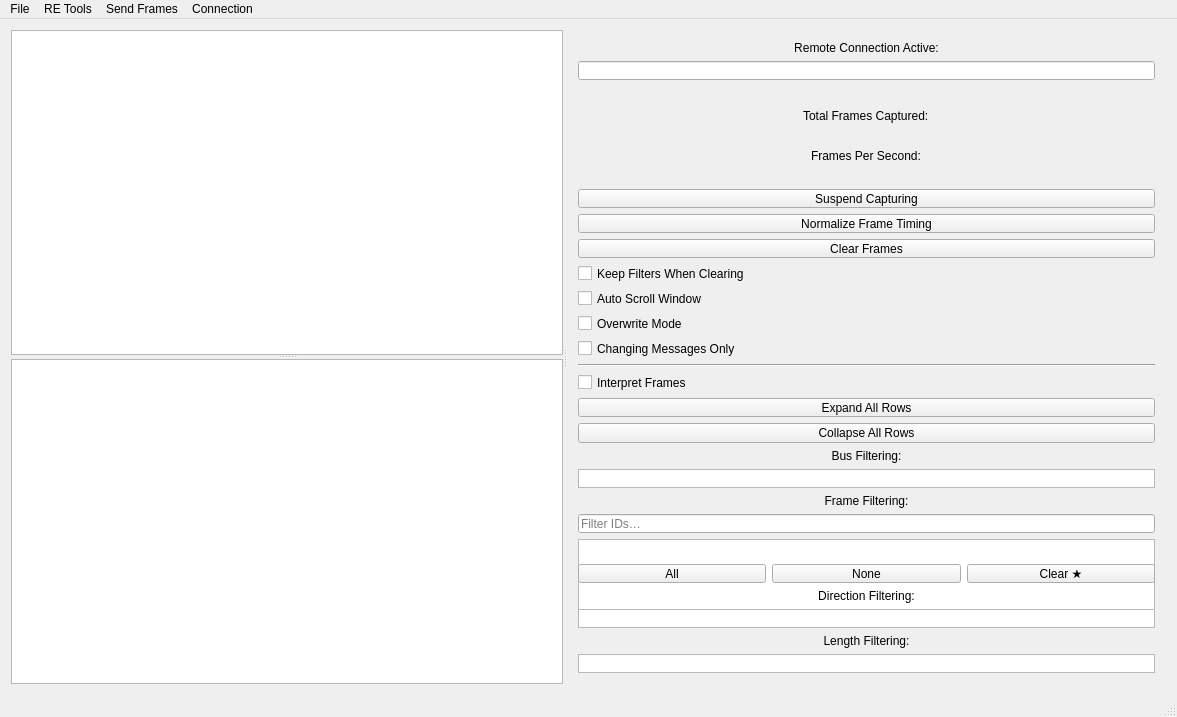
This is ui/mainwindow.ui in collin80/SavvyCAN as Qt 5 draws it before an edit. The edited form follows.
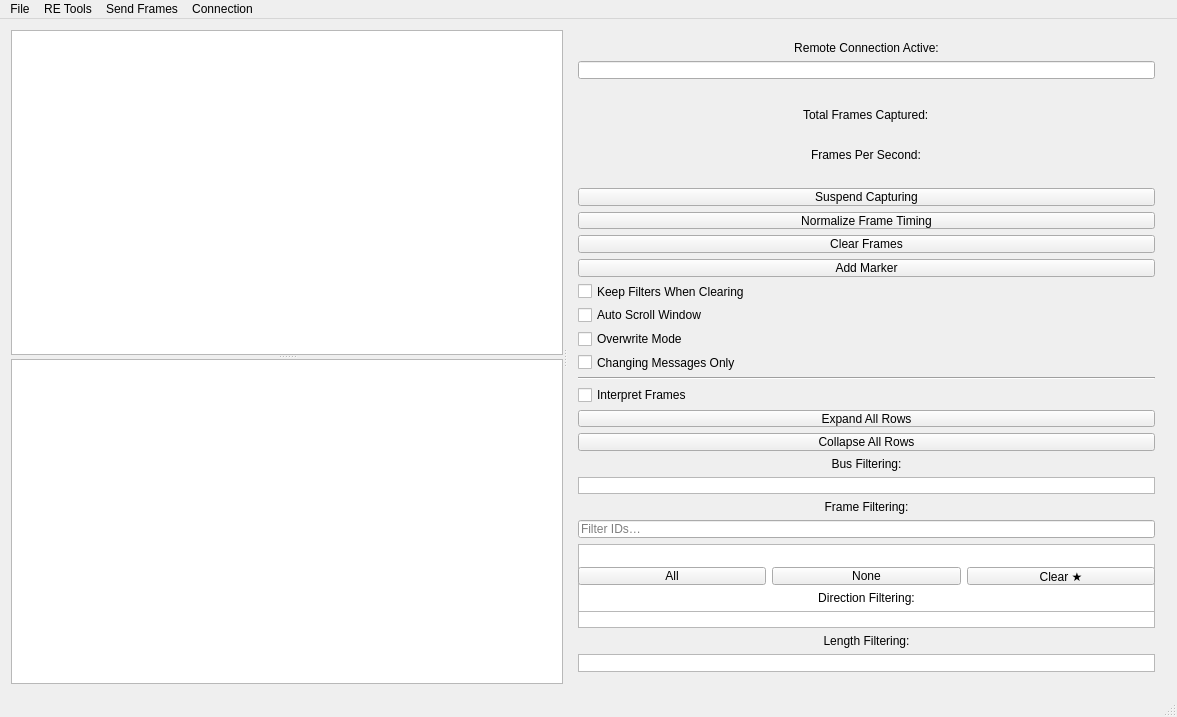
This is the edited form.

Commit message: Log notes phase 3: notes when capture starts, in continuous logs, markers

```diff
--- a/ui/mainwindow.ui
+++ b/ui/mainwindow.ui
@@ -242,6 +242,16 @@
           </property>
          </widget>
         </item>
+        <item>
+         <widget class="QPushButton" name="btnAddMarker">
+          <property name="text">
+           <string>Add Marker</string>
+          </property>
+          <property name="toolTip">
+           <string>Mark this point of the log, e.g. &quot;AC on&quot; (Ctrl+M)</string>
+          </property>
+         </widget>
+        </item>
         <item>
          <widget class="QCheckBox" name="cbPersistentFilters">
           <property name="text">
```
Left out of the diff: 12 changed lines with no effect on the pictures. The commit also changes 17 other files.
